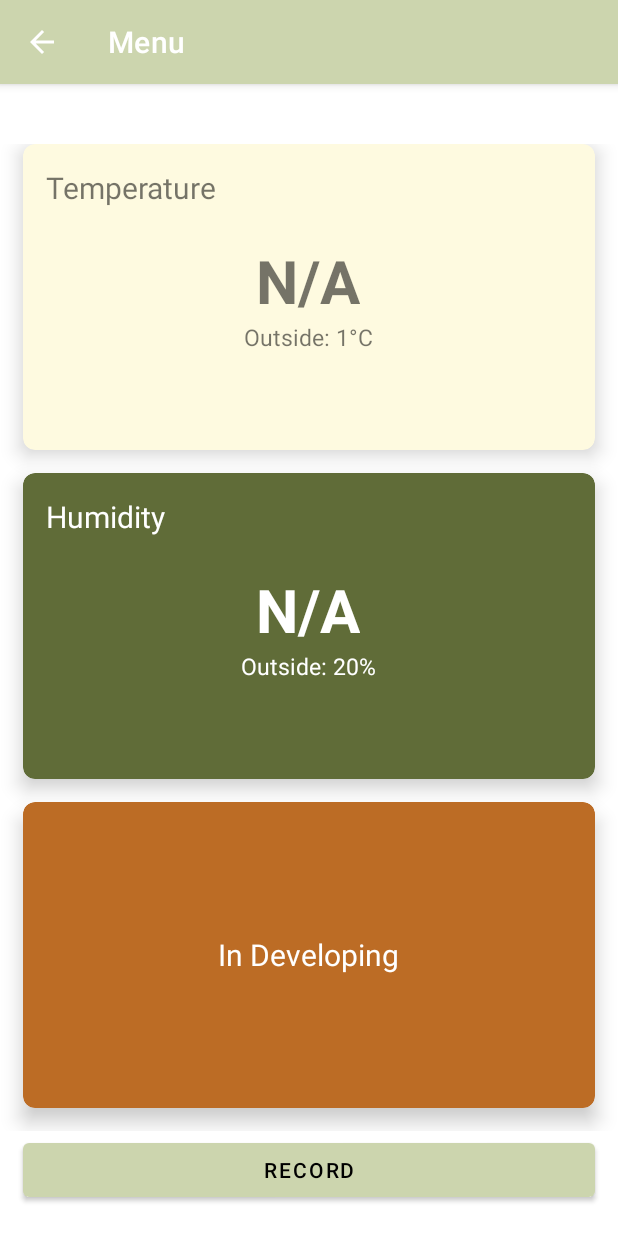
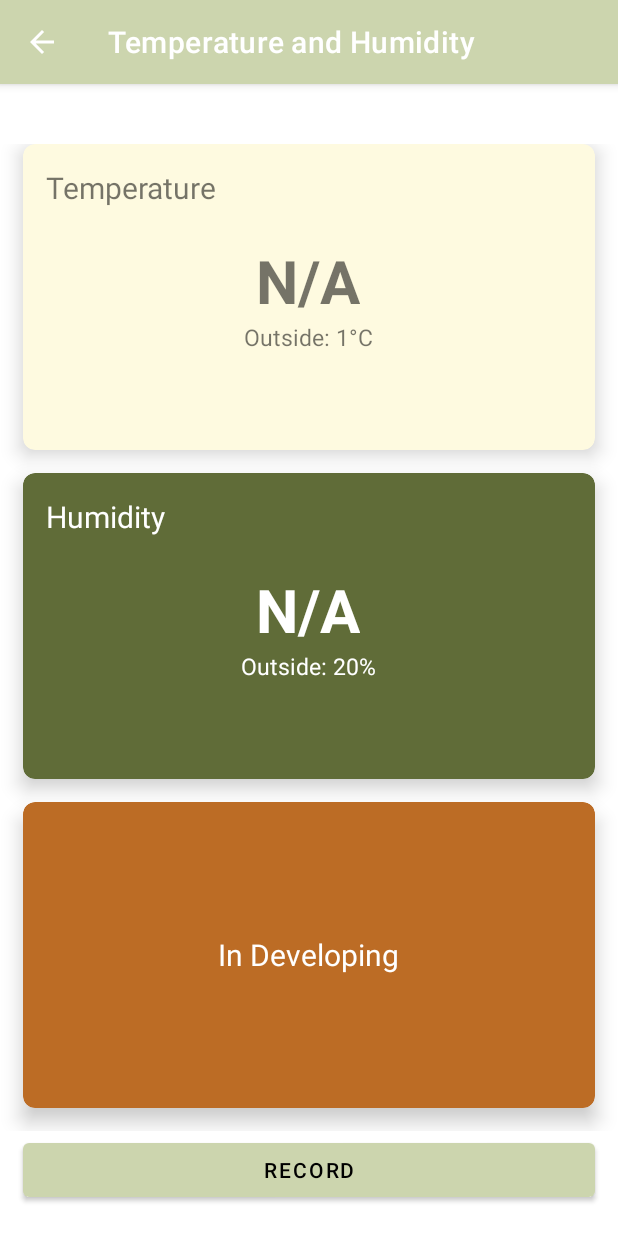
Before and after one commit to Philngtn/ClickAndCheckUI, an Android app: the soilActivity screen opened directly, with no data from a screen before it, on a phone screen of 412 x 824 dp. Run offline under Robolectric (Android 15) with nearby library versions, the phone set to English and light mode, and no system bars; our stand-ins replace Volley; network calls fail.

```diff
--- a/app/src/main/java/com/example/menu/soilActivity.java
+++ b/app/src/main/java/com/example/menu/soilActivity.java
@@ -39,6 +39,9 @@ public class soilActivity extends AppCompatActivity {
 
         // Back button
         Objects.requireNonNull(getSupportActionBar()).setDisplayHomeAsUpEnabled(true);
+
+        // Set title App bar
+        getSupportActionBar().setTitle("Temperature and Humidity");
 
         // Define the variable
         final CardView tempCard = findViewById(R.id.tempCard);
--- a/app/src/main/java/com/example/menu/tempHumidRecords.java
+++ b/app/src/main/java/com/example/menu/tempHumidRecords.java
@@ -15,7 +15,8 @@ public class tempHumidRecords extends AppCompatActivity {
 
         // Back button
         Objects.requireNonNull(getSupportActionBar()).setDisplayHomeAsUpEnabled(true);
-
+        // Set app bar title
+        getSupportActionBar().setTitle("Records");
 
     }
 }
```
